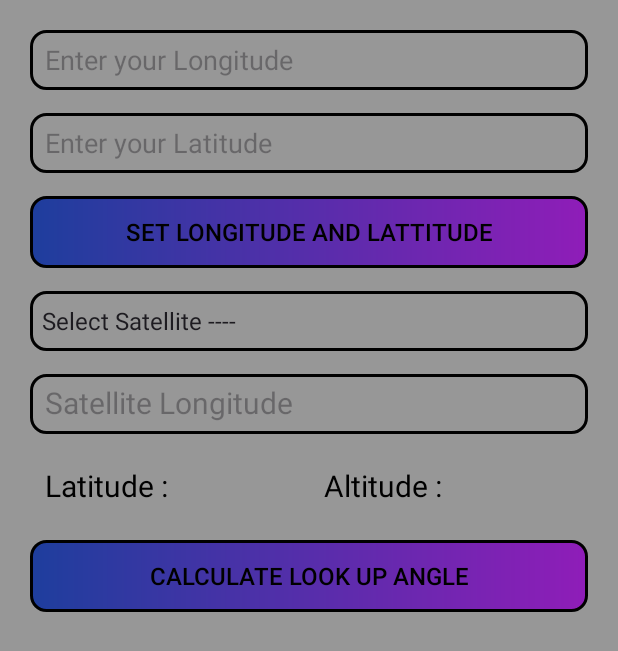
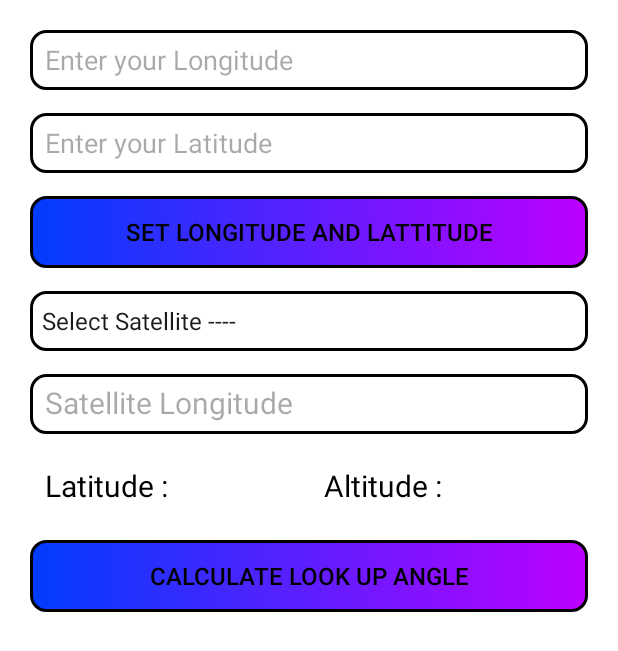
Before and after one commit to vinaygupta17g/VSAT-Saarthi, an Android app: the screen it shows after launch once a user with an empty profile is signed in (MainActivity), on a phone screen of 412 x 824 dp. Shown: the top 651 px of the screen. Run offline under Robolectric (Android 15) with nearby library versions, the phone set to English and light mode, and no system bars; our stand-ins replace Firebase (no records; nobody signed in at launch, a user with empty details on screens opened directly).

Commit message:
5th commit

```diff
--- a/app/src/main/AndroidManifest.xml
+++ b/app/src/main/AndroidManifest.xml
@@ -16,6 +16,9 @@
         android:supportsRtl="true"
         android:theme="@style/Theme.VSATSaarthi"
         tools:targetApi="31">
+        <activity
+            android:name=".CompassActivity"
+            android:exported="false" />
         <activity
             android:name=".SignUpActivity"
             android:exported="false" />
--- a/app/src/main/res/drawable/background_bg.xml
+++ b/app/src/main/res/drawable/background_bg.xml
@@ -1,6 +1,6 @@
 <?xml version="1.0" encoding="utf-8"?>
 <shape xmlns:android="http://schemas.android.com/apk/res/android">
-<solid android:color="@color/grey"/>
+<solid android:color="@color/white"/>
     <corners android:radius="10dp"/>
     <stroke android:color="@color/black"
         android:width="2dp"/>
--- a/app/src/main/res/drawable/btn_bg.xml
+++ b/app/src/main/res/drawable/btn_bg.xml
@@ -1,7 +1,7 @@
 <?xml version="1.0" encoding="utf-8"?>
 <shape xmlns:android="http://schemas.android.com/apk/res/android">
-    <gradient android:endColor="#8F1DB8"
-        android:startColor="#1E3E9D"/>
+    <gradient android:endColor="#BC00FF"
+        android:startColor="#003CFF"/>
     <corners android:radius="10dp"/>
     <stroke android:color="@color/black"
         android:width="2dp"/>
--- a/app/src/main/res/layout/activity_main.xml
+++ b/app/src/main/res/layout/activity_main.xml
@@ -5,7 +5,7 @@
     android:layout_width="match_parent"
     android:layout_height="match_parent"
     tools:context=".MainActivity"
-    android:background="@color/grey"
+    android:background="@color/white"
     android:orientation="vertical">
     <ScrollView
         android:layout_width="match_parent"
@@ -54,9 +54,7 @@
                 android:layout_width="match_parent"
                 android:layout_height="40dp"
                 android:layout_marginTop="15dp"
-                android:background="@drawable/background_bg"
-                android:popupBackground="@color/white"
-                android:spinnerMode="dropdown" />
+                android:background="@drawable/background_bg"/>
 
             <TextView
                 android:id="@+id/satLongitude"
```
Also changed, not shown: app/src/main/java/com/vinay/vsatsaarthi/CompassActivity.java (added, +24 -0 lines), app/src/main/java/com/vinay/vsatsaarthi/MainActivity.java (+58 -0 lines), app/src/main/res/layout/activity_compass.xml (added, +10 -0 lines).
